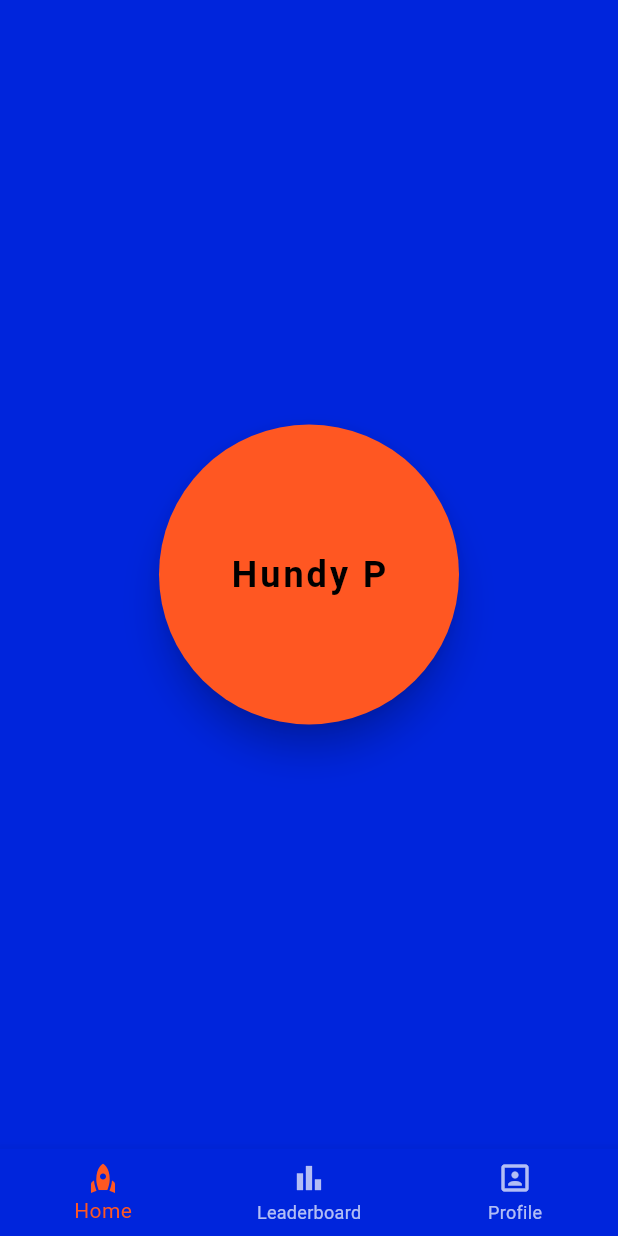
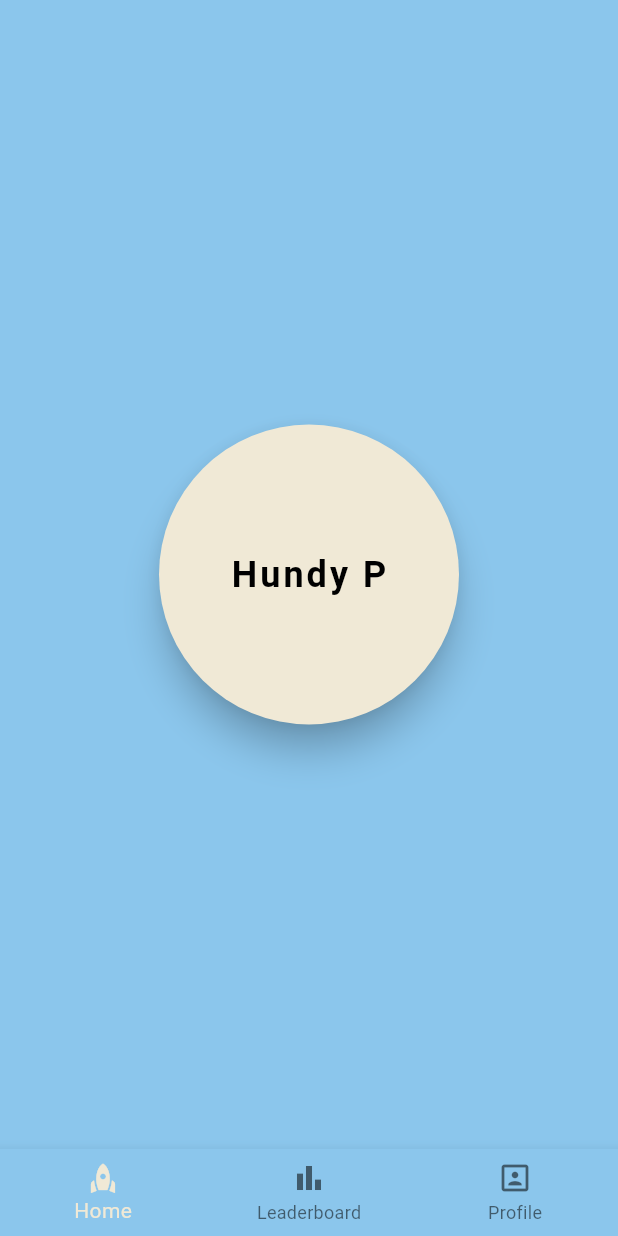
Before and after one commit to calebjderosier/hundyp-mobile, a Flutter app: the screen it shows after launch, on a phone screen of 412 x 824 dp. Run offline on Flutter 3.47's test engine with Material 3 defaults, Android fonts, the phone set to English and light mode, and no system bars; our stand-ins replace firebase_core, firebase_messaging, flutter_dotenv; accounts and stored records are empty.

Commit message:
revamp colors a wee bit

```diff
--- a/lib/home.dart
+++ b/lib/home.dart
@@ -73,7 +73,7 @@ class _HomePageState extends State<HomePage> with TickerProviderStateMixin {
             child: ElevatedButton(
               onPressed: _onHundyPPress,
               style: ElevatedButton.styleFrom(
-                backgroundColor: Colors.deepOrange,
+                backgroundColor: Theme.of(context).colorScheme.primary,
                 minimumSize: const Size(200, 200),
                 shape: const CircleBorder(),
                 elevation: 10,
--- a/lib/main.dart
+++ b/lib/main.dart
@@ -33,23 +33,41 @@ class HundyPApp extends StatelessWidget {
       title: 'Hundy P',
       theme: ThemeData(
         colorScheme: const ColorScheme(
-          brightness: Brightness.dark,
-          primary: Colors.deepOrange,
-          onPrimary: Colors.blueAccent,
-          secondary: Colors.deepOrange,
-          onSecondary: Colors.orangeAccent,
-          error: Colors.redAccent,
-          onError: Colors.deepOrange,
-          surface: Color.fromARGB(255, 0, 37, 220),
-          onSurface: Colors.orangeAccent,
+          brightness: Brightness.light,
+          primary: Color(0xFFF0E9D6), // Cream (calm and uplifting)
+          onPrimary: Color(0xFF034067), // Deep blue for contrast
+          secondary: Color(0xFFFFD700), // Soft yellow (happy and warm)
+          onSecondary: Color(0xFF805C00), // Deep golden brown for readability
+          error: Color(0xFFE57373), // Soft red (friendly for errors)
+          onError: Color(0xFF8A1C1C), // Deep red for contrast
+          surface: Color(0xFF8BC6EC), // Light blue
+          onSurface: Color(0xFF3D405B), // Neutral dark gray for text
+          background: Color(0xFFFFFFFF), // Light background
+          onBackground: Color(0xFF000000), // Black for text
         ),
         useMaterial3: true,
       ),
+      darkTheme: ThemeData(
+        colorScheme: const ColorScheme(
+          brightness: Brightness.dark,
+          primary: Color(0xFF1A1A2E), // Deep navy blue (calm and neutral)
+          onPrimary: Color(0xFFF0E9D6), // Cream for contrast
+          secondary: Color(0xFFFFA726), // Warm orange (uplifting and happy)
+          onSecondary: Color(0xFF1A1A2E), // Deep navy for contrast
+          error: Color(0xFFEF5350), // Muted red
+          onError: Color(0xFF1E1E1E), // Very dark gray for contrast on error elements
+          surface: Color(0xFF2A2D34), // Dark gray (calming surface color)
+          onSurface: Color(0xFFF0E9D6), // Cream for readability on dark surfaces
+          background: Color(0xFF121212), // Very dark gray (standard dark background)
+          onBackground: Color(0xFFF5EEDC), // Soft cream for text on background
+        ),
+        useMaterial3: true,
+      ),
+      themeMode: ThemeMode.system, // Automatically switch based on system preference
       home: const HundyPMain(title: 'Hundy P`d?'),
     );
   }
 }
-
 class HundyPMain extends StatefulWidget {
   const HundyPMain({super.key, required this.title});
 
```
